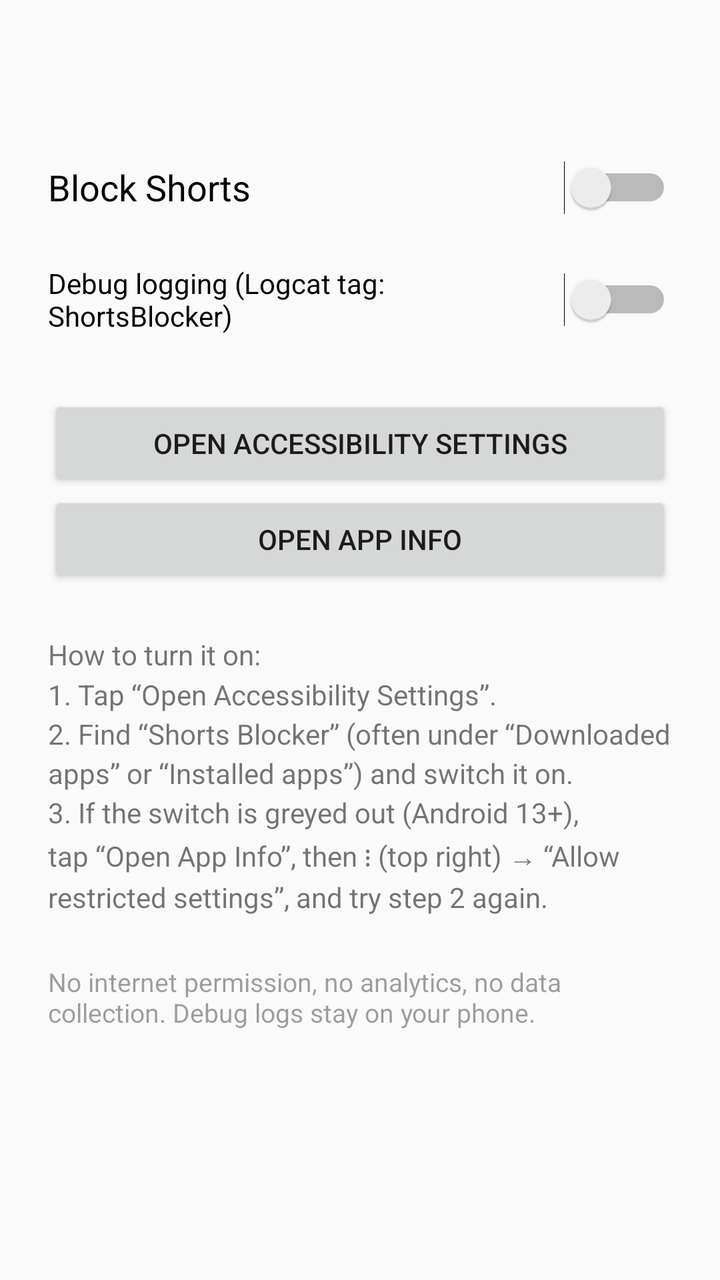
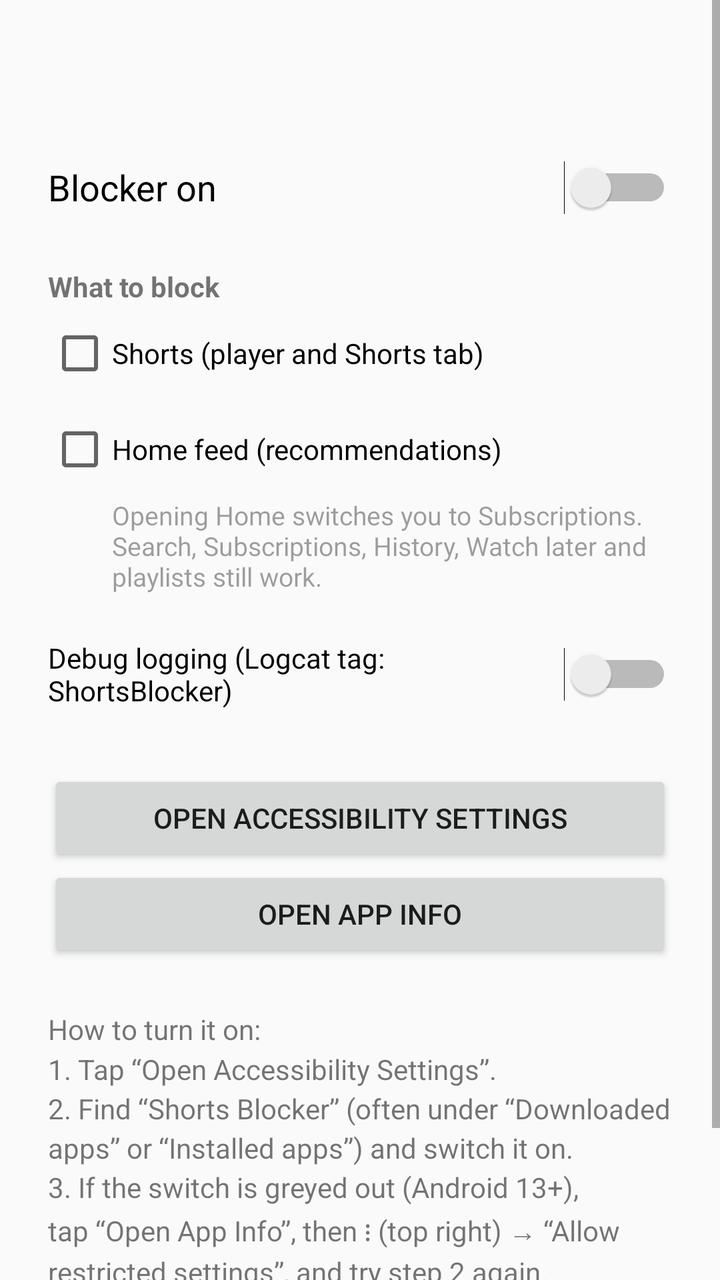

Before-and-after screenshots of an Android layout around one commit, followed by the original layout XML and the change that was made.
<!-- AndroidManifest.xml: application theme AppTheme -->
<!-- res/layout/activity_main.xml -->
<?xml version="1.0" encoding="utf-8"?>
<ScrollView xmlns:android="http://schemas.android.com/apk/res/android"
    android:layout_width="match_parent"
    android:layout_height="match_parent"
    android:fitsSystemWindows="true">

    <LinearLayout
        android:layout_width="match_parent"
        android:layout_height="wrap_content"
        android:orientation="vertical"
        android:padding="24dp">

        
        <TextView
            android:id="@+id/status"
            android:layout_width="match_parent"
            android:layout_height="wrap_content"
            android:textSize="16sp"
            android:textStyle="bold" />

        <Switch
            android:id="@+id/blockingSwitch"
            android:layout_width="match_parent"
            android:layout_height="wrap_content"
            android:layout_marginTop="24dp"
            android:minHeight="48dp"
            android:text="@string/blocking_switch"
            android:textSize="18sp" />

        <Switch
            android:id="@+id/debugSwitch"
            android:layout_width="match_parent"
            android:layout_height="wrap_content"
            android:layout_marginTop="8dp"
            android:minHeight="48dp"
            android:text="@string/debug_switch" />

        <Button
            android:id="@+id/openAccessibility"
            android:layout_width="match_parent"
            android:layout_height="wrap_content"
            android:layout_marginTop="24dp"
            android:text="@string/open_accessibility" />

        <Button
            android:id="@+id/openAppInfo"
            android:layout_width="match_parent"
            android:layout_height="wrap_content"
            android:text="@string/open_app_info" />

        <TextView
            android:layout_width="match_parent"
            android:layout_height="wrap_content"
            android:layout_marginTop="24dp"
            android:lineSpacingMultiplier="1.2"
            android:text="@string/how_to" />

        <TextView
            android:layout_width="match_parent"
            android:layout_height="wrap_content"
            android:layout_marginTop="24dp"
            android:alpha="0.7"
            android:text="@string/privacy"
            android:textSize="13sp" />
    </LinearLayout>
</ScrollView>
<!-- resources referenced by this layout -->
<resources>
  <string name="blocking_switch">Block Shorts</string>
  <string name="debug_switch">Debug logging (Logcat tag: ShortsBlocker)</string>
  <string name="how_to">How to turn it on:\n1. Tap “Open Accessibility Settings”.\n2. Find “Shorts Blocker” (often under “Downloaded apps” or “Installed apps”) and switch it on.\n3. If the switch is greyed out (Android 13+), tap “Open App Info”, then ⋮ (top right) → “Allow restricted settings”, and try step 2 again.</string>
  <string name="open_accessibility">Open Accessibility Settings</string>
  <string name="open_app_info">Open App Info</string>
  <string name="privacy">No internet permission, no analytics, no data collection. Debug logs stay on your phone.</string>
  <style name="AppTheme" parent="@android:style/Theme.Material.Light.DarkActionBar">
          <item name="android:colorAccent">#E53935</item>
          <item name="android:colorPrimary">#C62828</item>
          <item name="android:colorPrimaryDark">#8E0000</item>
      </style>
</resources>

<!-- the commit's change to res/layout/activity_main.xml (unified diff, before → after) -->
@@ -18,6 +18,7 @@
             android:textSize="16sp"
             android:textStyle="bold" />
 
+        
         <Switch
             android:id="@+id/blockingSwitch"
             android:layout_width="match_parent"
@@ -27,11 +28,41 @@
             android:text="@string/blocking_switch"
             android:textSize="18sp" />
 
+        
+        <TextView
+            android:layout_width="match_parent"
+            android:layout_height="wrap_content"
+            android:layout_marginTop="16dp"
+            android:text="@string/what_to_block"
+            android:textStyle="bold" />
+
+        <CheckBox
+            android:id="@+id/blockShorts"
+            android:layout_width="match_parent"
+            android:layout_height="wrap_content"
+            android:minHeight="48dp"
+            android:text="@string/block_shorts" />
+
+        <CheckBox
+            android:id="@+id/blockHome"
+            android:layout_width="match_parent"
+            android:layout_height="wrap_content"
+            android:minHeight="48dp"
+            android:text="@string/block_home" />
+
+        <TextView
+            android:layout_width="match_parent"
+            android:layout_height="wrap_content"
+            android:layout_marginStart="32dp"
+            android:alpha="0.7"
+            android:text="@string/block_home_hint"
+            android:textSize="13sp" />
+
         <Switch
             android:id="@+id/debugSwitch"
             android:layout_width="match_parent"
             android:layout_height="wrap_content"
-            android:layout_marginTop="8dp"
+            android:layout_marginTop="16dp"
             android:minHeight="48dp"
             android:text="@string/debug_switch" />
 
<!-- resource entries referenced after the edit -->
@@ -1,11 +1,15 @@
 <!-- resources referenced by this layout -->
 <resources>
-  <string name="blocking_switch">Block Shorts</string>
+  <string name="block_home">Home feed (recommendations)</string>
+  <string name="block_home_hint">Opening Home switches you to Subscriptions. Search, Subscriptions, History, Watch later and playlists still work.</string>
+  <string name="block_shorts">Shorts (player and Shorts tab)</string>
+  <string name="blocking_switch">Blocker on</string>
   <string name="debug_switch">Debug logging (Logcat tag: ShortsBlocker)</string>
   <string name="how_to">How to turn it on:\n1. Tap “Open Accessibility Settings”.\n2. Find “Shorts Blocker” (often under “Downloaded apps” or “Installed apps”) and switch it on.\n3. If the switch is greyed out (Android 13+), tap “Open App Info”, then ⋮ (top right) → “Allow restricted settings”, and try step 2 again.</string>
   <string name="open_accessibility">Open Accessibility Settings</string>
   <string name="open_app_info">Open App Info</string>
   <string name="privacy">No internet permission, no analytics, no data collection. Debug logs stay on your phone.</string>
+  <string name="what_to_block">What to block</string>
   <style name="AppTheme" parent="@android:style/Theme.Material.Light.DarkActionBar">
           <item name="android:colorAccent">#E53935</item>
           <item name="android:colorPrimary">#C62828</item>
